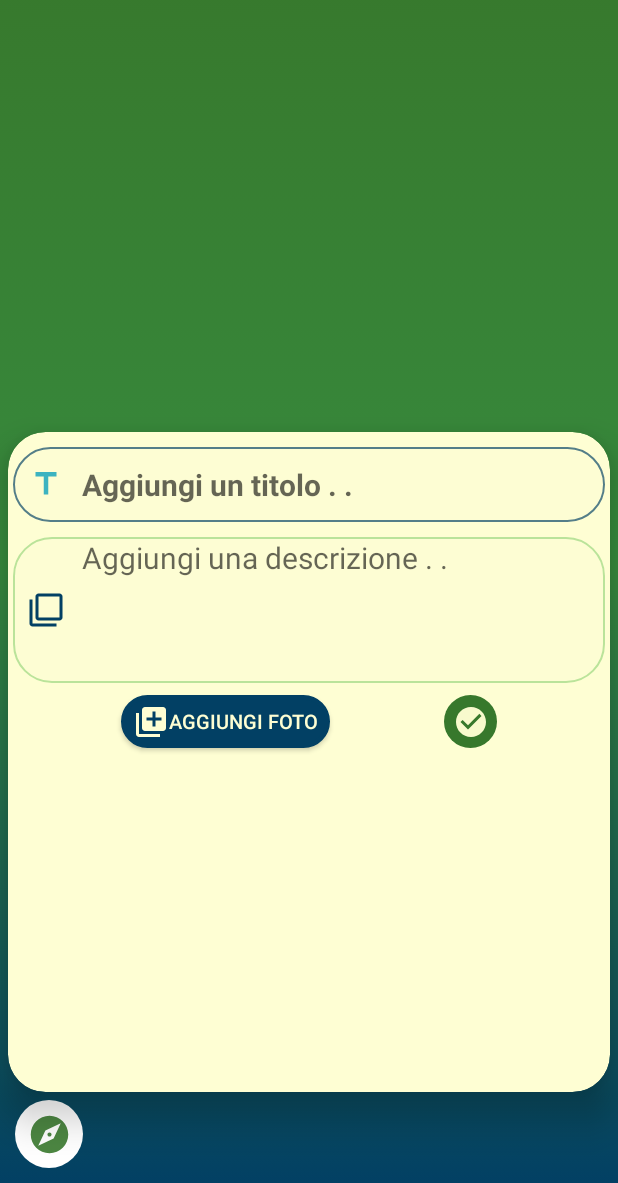
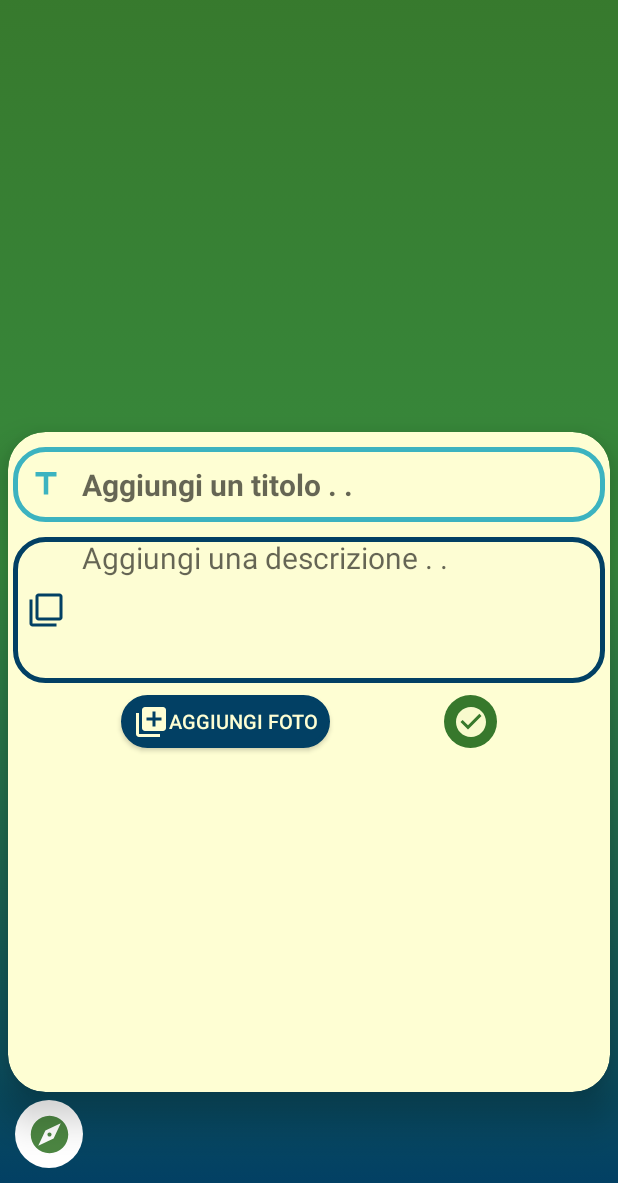
Before and after one commit to mucci-s/WhyNotHere, an Android app: the NewPlaceActivity screen opened directly, with no data from a screen before it, on a phone screen of 412 x 824 dp, the part 53-1236 px from its top. Run offline under Robolectric (Android 15) with nearby library versions, the phone set to English and light mode, and no system bars; our stand-ins replace Volley; libraries missing offline, so code that uses them is left out: es.dmoral.toasty; network calls fail; 1 statement that could not run was skipped.

Commit message:
sistemazione bordi icon profile

```diff
--- a/app/build.gradle
+++ b/app/build.gradle
@@ -62,7 +62,6 @@ dependencies {
     implementation 'com.google.android.gms:play-services-auth:19.0.0'
 
     implementation 'com.github.GrenderG:Toasty:1.5.0'
-
 //    implementation 'androidx.appcompat:appcompat:1.2.0'
 //    implementation 'com.google.android.material:material:1.3.0'
 //    implementation 'androidx.constraintlayout:constraintlayout:2.0.4'
--- a/app/src/main/res/layout/activity_newplace.xml
+++ b/app/src/main/res/layout/activity_newplace.xml
@@ -63,7 +63,7 @@
                     android:layout_marginStart="3dp"
                     android:layout_marginTop="10dp"
                     android:layout_marginEnd="3dp"
-                    android:background="@drawable/custom_input"
+                    android:background="@drawable/custom_input_2"
                     android:drawableStart="@drawable/custom_title_icon"
                     android:drawablePadding="12dp"
                     android:hint="@string/titleID"
@@ -86,7 +86,7 @@
                     android:layout_marginStart="3dp"
                     android:layout_marginTop="10dp"
                     android:layout_marginEnd="3dp"
-                    android:background="@drawable/custom_input"
+                    android:background="@drawable/custom_input_2"
                     android:drawableStart="@drawable/custom_description_icon"
                     android:drawablePadding="12dp"
                     android:foregroundGravity=""
--- a/app/src/main/res/layout/activity_user_profile.xml
+++ b/app/src/main/res/layout/activity_user_profile.xml
@@ -40,6 +40,7 @@
             <com.mikhaellopez.circularimageview.CircularImageView
                 android:id="@+id/profileAvatarID"
                 android:layout_width="108dp"
+                app:civ_border="false"
                 android:layout_height="106dp"
                 android:layout_alignParentStart="true"
                 android:layout_alignParentTop="true"
```
Also changed, not shown: app/src/main/java/com/mobile/whynothere/ViewPlaceActivity.java (+12 -0 lines), app/src/main/res/drawable/ic_bottom_vector.xml (added, +10 -0 lines), app/src/main/res/drawable/ic_top_vector.xml (added, +10 -0 lines).
